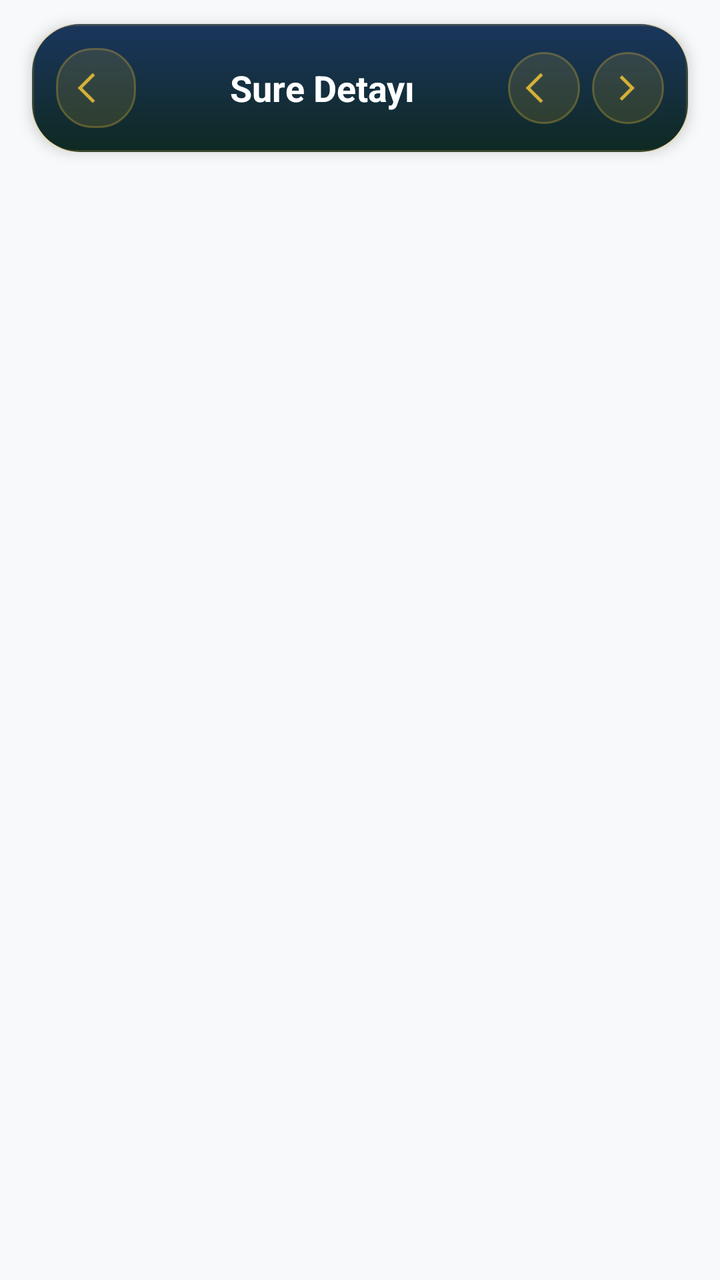
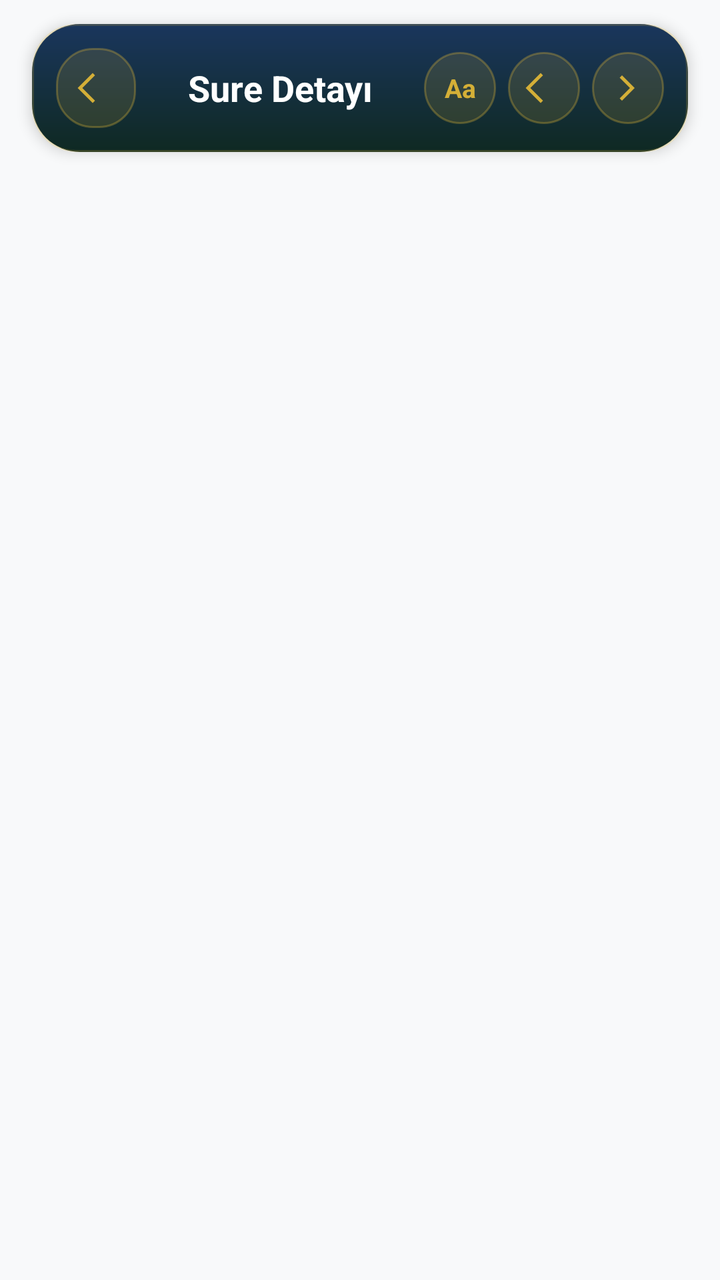

An Android layout rendered at two revisions. The XML below is the earlier revision; the diff shows what the commit changed to produce the second picture.
<!-- AndroidManifest.xml: activity theme Theme.Hilalim -->
<!-- res/layout/activity_surah_detail.xml -->
<?xml version="1.0" encoding="utf-8"?>
<androidx.constraintlayout.widget.ConstraintLayout xmlns:android="http://schemas.android.com/apk/res/android"
    xmlns:app="http://schemas.android.com/apk/res-auto"
    android:layout_width="match_parent"
    android:layout_height="match_parent"
    android:background="?attr/colorSurface">

    <com.google.android.material.card.MaterialCardView
        android:id="@+id/surah_header"
        android:layout_width="match_parent"
        android:layout_height="wrap_content"
        android:layout_marginHorizontal="16dp"
        android:layout_marginTop="12dp"
        app:cardCornerRadius="22dp"
        app:cardElevation="4dp"
        app:layout_constraintTop_toTopOf="parent"
        app:strokeColor="@color/card_stroke"
        app:strokeWidth="1dp">

        <LinearLayout
            android:layout_width="match_parent"
            android:layout_height="wrap_content"
            android:background="@drawable/bg_dark_gradient_card"
            android:gravity="center_vertical"
            android:orientation="horizontal"
            android:paddingHorizontal="12dp"
            android:paddingVertical="12dp">

            <ImageView
                android:id="@+id/btn_back"
                android:layout_width="40dp"
                android:layout_height="40dp"
                android:background="@drawable/bg_hero_icon"
                android:clickable="true"
                android:contentDescription="@string/desc_back"
                android:focusable="true"
                android:foreground="?attr/selectableItemBackgroundBorderless"
                android:padding="10dp"
                android:src="@drawable/ic_back_arrow"
                app:tint="@color/gold" />

            <LinearLayout
                android:id="@+id/surah_title_container"
                android:layout_width="0dp"
                android:layout_height="wrap_content"
                android:layout_marginHorizontal="10dp"
                android:layout_weight="1"
                android:gravity="center"
                android:orientation="vertical">

                <TextView
                    android:id="@+id/txt_surah_name_main"
                    android:layout_width="wrap_content"
                    android:layout_height="wrap_content"
                    android:ellipsize="end"
                    android:gravity="center"
                    android:maxLines="1"
                    android:text="@string/surah_detail_title"
                    android:textColor="@color/white"
                    android:textSize="18sp"
                    android:textStyle="bold" />

                <TextView
                    android:id="@+id/txt_surah_subtitle"
                    android:layout_width="wrap_content"
                    android:layout_height="wrap_content"
                    android:layout_marginTop="2dp"
                    android:ellipsize="end"
                    android:gravity="center"
                    android:maxLines="1"
                    android:textColor="@color/gold"
                    android:textSize="12sp"
                    android:visibility="gone" />
            </LinearLayout>

            <ImageView
                android:id="@+id/btn_prev_surah"
                android:layout_width="36dp"
                android:layout_height="36dp"
                android:layout_marginEnd="6dp"
                android:background="@drawable/bg_hero_icon"
                android:clickable="true"
                android:contentDescription="@string/desc_prev_surah"
                android:focusable="true"
                android:foreground="?attr/selectableItemBackgroundBorderless"
                android:padding="8dp"
                android:src="@drawable/ic_back_arrow"
                app:tint="@color/gold" />

            <ImageView
                android:id="@+id/btn_next_surah"
                android:layout_width="36dp"
                android:layout_height="36dp"
                android:background="@drawable/bg_hero_icon"
                android:clickable="true"
                android:contentDescription="@string/desc_next_surah"
                android:focusable="true"
                android:foreground="?attr/selectableItemBackgroundBorderless"
                android:padding="8dp"
                android:src="@drawable/ic_forward_arrow"
                app:tint="@color/gold" />
        </LinearLayout>
    </com.google.android.material.card.MaterialCardView>

    <androidx.recyclerview.widget.RecyclerView
        android:id="@+id/rv_verses"
        android:layout_width="match_parent"
        android:layout_height="0dp"
        android:clipToPadding="false"
        android:paddingHorizontal="12dp"
        android:paddingTop="10dp"
        android:paddingBottom="24dp"
        android:visibility="gone"
        app:layout_constraintBottom_toBottomOf="parent"
        app:layout_constraintTop_toBottomOf="@id/surah_header" />

    <ProgressBar
        android:id="@+id/progress_loading"
        android:layout_width="wrap_content"
        android:layout_height="wrap_content"
        android:indeterminateTint="?attr/colorSecondary"
        app:layout_constraintBottom_toBottomOf="parent"
        app:layout_constraintEnd_toEndOf="parent"
        app:layout_constraintStart_toStartOf="parent"
        app:layout_constraintTop_toBottomOf="@id/surah_header" />

    <TextView
        android:id="@+id/txt_no_content"
        android:layout_width="0dp"
        android:layout_height="wrap_content"
        android:layout_marginHorizontal="32dp"
        android:gravity="center"
        android:text="@string/surah_no_content"
        android:textColor="?attr/colorOnSurfaceVariant"
        android:textSize="14sp"
        android:visibility="gone"
        app:layout_constraintBottom_toBottomOf="parent"
        app:layout_constraintEnd_toEndOf="parent"
        app:layout_constraintStart_toStartOf="parent"
        app:layout_constraintTop_toBottomOf="@id/surah_header" />

</androidx.constraintlayout.widget.ConstraintLayout>
<!-- resources referenced by this layout -->
<resources>
  <color name="card_stroke">#33D4AF37</color>
  <color name="gold">#D4AF37</color>
  <color name="white">#FFFFFFFF</color>
  <!-- drawable bg_dark_gradient_card (drawable) -->
  <?xml version="1.0" encoding="utf-8"?>
  <shape xmlns:android="http://schemas.android.com/apk/res/android">
      
      <gradient
          android:startColor="#1A365D"
          android:endColor="#0F2922"
          android:angle="270" />
      <corners android:radius="24dp" />
  </shape>
  <!-- drawable bg_hero_icon (drawable) -->
  <?xml version="1.0" encoding="utf-8"?>
  <shape xmlns:android="http://schemas.android.com/apk/res/android"
      android:shape="rectangle">
      <solid android:color="#26D4AF37" />
      <corners android:radius="18dp" />
      <stroke
          android:width="1dp"
          android:color="#55D4AF37" />
  </shape>
  <!-- drawable ic_back_arrow (drawable) -->
  <vector xmlns:android="http://schemas.android.com/apk/res/android"
      android:width="24dp"
      android:height="24dp"
      android:viewportWidth="960"
      android:viewportHeight="960"
      android:autoMirrored="true"
      android:tint="?attr/colorControlNormal">
    <path
        android:fillColor="@android:color/white"
        android:pathData="M400,840L40,480L400,120L456,176L152,480L456,784L400,840Z"/>
  </vector>
  <!-- drawable ic_forward_arrow (drawable) -->
  <vector xmlns:android="http://schemas.android.com/apk/res/android"
      android:width="24dp"
      android:height="24dp"
      android:viewportWidth="960"
      android:viewportHeight="960"
      android:autoMirrored="true"
      android:tint="?attr/colorControlNormal">
    <path
        android:fillColor="@android:color/white"
        android:pathData="M640,480L336,784L280,728L528,480L280,232L336,176L640,480Z"/>
  </vector>
  <string name="desc_back">Geri</string>
  <string name="desc_next_surah">Sonraki Sure</string>
  <string name="desc_prev_surah">Önceki Sure</string>
  <string name="surah_detail_title">Sure Detayı</string>
  <string name="surah_no_content">Bu surenin ayetleri yakında eklenecektir.\nLütfen daha sonra tekrar kontrol edin.</string>
  <style name="Theme.Hilalim" parent="Base.Theme.Hilalim" />
  <color name="md_theme_light_primary">#735C00</color>
  <color name="md_theme_light_onPrimary">#FFFFFF</color>
  <color name="md_theme_light_primaryContainer">#D4AF37</color>
  <color name="md_theme_light_onPrimaryContainer">#554300</color>
  <color name="md_theme_light_secondary">#5E5F5C</color>
  <color name="md_theme_light_onSecondary">#FFFFFF</color>
  <color name="md_theme_light_secondaryContainer">#E0E0DC</color>
  <color name="md_theme_light_onSecondaryContainer">#626360</color>
  <color name="md_theme_light_tertiary">#5F5F56</color>
  <color name="md_theme_light_onTertiary">#FFFFFF</color>
  <color name="md_theme_light_tertiaryContainer">#B4B3A8</color>
  <color name="md_theme_light_onTertiaryContainer">#45453D</color>
  <color name="md_theme_light_background">#F8F9FA</color>
  <color name="md_theme_light_surface">#F8F9FA</color>
  <color name="md_theme_light_onSurface">#191C1D</color>
  <color name="md_theme_light_surfaceVariant">#E1E3E4</color>
  <color name="md_theme_light_onSurfaceVariant">#4D4635</color>
  <color name="md_theme_light_outline">#7F7663</color>
  <color name="md_theme_light_inverseSurface">#2E3132</color>
  <color name="md_theme_light_inverseOnSurface">#EFF1F2</color>
  <color name="md_theme_light_error">#BA1A1A</color>
  <color name="md_theme_light_onError">#FFFFFF</color>
  <color name="md_theme_light_errorContainer">#FFDAD6</color>
  <color name="md_theme_light_onErrorContainer">#93000A</color>
  <!-- unchanged entries left out for length: 1 -->
</resources>

<!-- the commit's change to res/layout/activity_surah_detail.xml (unified diff, before → after) -->
@@ -73,6 +73,22 @@
                     android:visibility="gone" />
             </LinearLayout>
 
+            <TextView
+                android:id="@+id/btn_text_settings"
+                android:layout_width="36dp"
+                android:layout_height="36dp"
+                android:layout_marginEnd="6dp"
+                android:background="@drawable/bg_hero_icon"
+                android:clickable="true"
+                android:contentDescription="@string/quran_text_settings"
+                android:focusable="true"
+                android:foreground="?attr/selectableItemBackgroundBorderless"
+                android:gravity="center"
+                android:text="@string/placeholder_aa"
+                android:textColor="@color/gold"
+                android:textSize="13sp"
+                android:textStyle="bold" />
+
             <ImageView
                 android:id="@+id/btn_prev_surah"
                 android:layout_width="36dp"
<!-- resource entries referenced after the edit -->
@@ -50,6 +50,8 @@
   <string name="desc_back">Geri</string>
   <string name="desc_next_surah">Sonraki Sure</string>
   <string name="desc_prev_surah">Önceki Sure</string>
+  <string name="placeholder_aa" translatable="false">Aa</string>
+  <string name="quran_text_settings">Okuma Ayarları</string>
   <string name="surah_detail_title">Sure Detayı</string>
   <string name="surah_no_content">Bu surenin ayetleri yakında eklenecektir.\nLütfen daha sonra tekrar kontrol edin.</string>
   <style name="Theme.Hilalim" parent="Base.Theme.Hilalim" />
